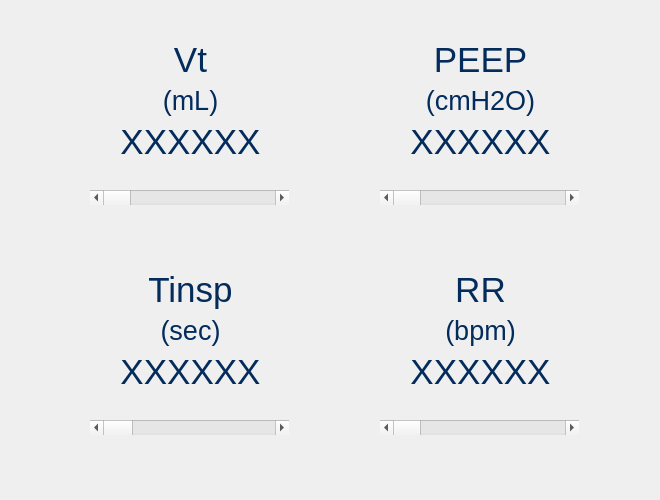
Old version of the form python/settingsWidget.ui in the repository AnnaToschi/ventilator-control.
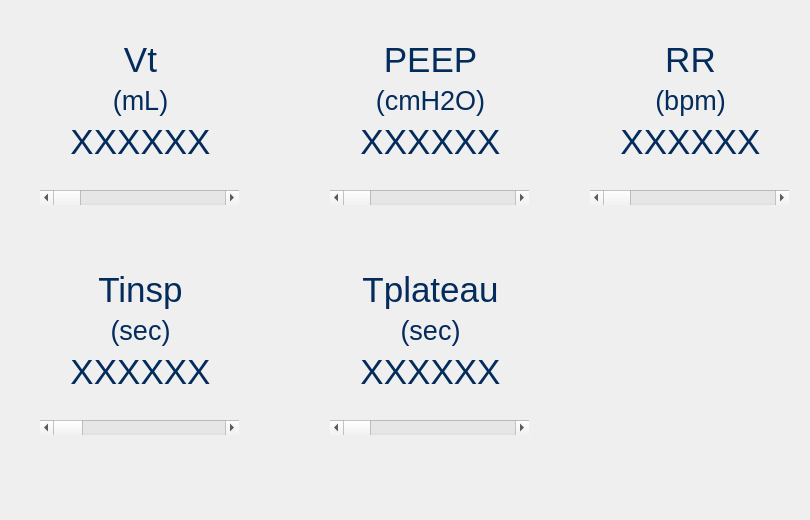
New version of the form.

Commit message: Add Tplateau to volume control

The edit to the form file:
```diff
--- a/python/settingsWidget.ui
+++ b/python/settingsWidget.ui
@@ -6,18 +6,18 @@
    <rect>
     <x>0</x>
     <y>0</y>
-    <width>660</width>
-    <height>500</height>
+    <width>810</width>
+    <height>520</height>
    </rect>
   </property>
   <property name="windowTitle">
    <string>Form</string>
   </property>
-  <widget class="QWidget" name="">
+  <widget class="QWidget" name="layoutWidget">
    <property name="geometry">
     <rect>
-     <x>380</x>
-     <y>270</y>
+     <x>590</x>
+     <y>40</y>
      <width>201</width>
      <height>121</height>
     </rect>
@@ -82,10 +82,10 @@
     </item>
    </layout>
   </widget>
-  <widget class="QWidget" name="">
+  <widget class="QWidget" name="layoutWidget">
    <property name="geometry">
     <rect>
-     <x>90</x>
+     <x>40</x>
      <y>270</y>
      <width>201</width>
      <height>121</height>
@@ -151,10 +151,10 @@
     </item>
    </layout>
   </widget>
-  <widget class="QWidget" name="">
+  <widget class="QWidget" name="layoutWidget">
    <property name="geometry">
     <rect>
-     <x>380</x>
+     <x>330</x>
      <y>40</y>
      <width>201</width>
      <height>121</height>
@@ -220,10 +220,10 @@
     </item>
    </layout>
   </widget>
-  <widget class="QWidget" name="">
+  <widget class="QWidget" name="layoutWidget">
    <property name="geometry">
     <rect>
-     <x>90</x>
+     <x>40</x>
      <y>40</y>
      <width>201</width>
      <height>121</height>
@@ -292,7 +292,7 @@
   <widget class="QScrollBar" name="setTinspScrollBar">
    <property name="geometry">
     <rect>
-     <x>90</x>
+     <x>40</x>
      <y>420</y>
      <width>199</width>
      <height>15</height>
@@ -314,8 +314,8 @@
   <widget class="QScrollBar" name="setRRScrollBar">
    <property name="geometry">
     <rect>
-     <x>380</x>
-     <y>420</y>
+     <x>590</x>
+     <y>190</y>
      <width>199</width>
      <height>15</height>
     </rect>
@@ -327,7 +327,7 @@
   <widget class="QScrollBar" name="setVtScrollBar">
    <property name="geometry">
     <rect>
-     <x>90</x>
+     <x>40</x>
      <y>190</y>
      <width>199</width>
      <height>15</height>
@@ -340,7 +340,7 @@
   <widget class="QScrollBar" name="setPEEPScrollBar">
    <property name="geometry">
     <rect>
-     <x>380</x>
+     <x>330</x>
      <y>190</y>
      <width>199</width>
      <height>15</height>
@@ -350,6 +350,88 @@
     <enum>Qt::Horizontal</enum>
    </property>
   </widget>
+  <widget class="QWidget" name="layoutWidget_2">
+   <property name="geometry">
+    <rect>
+     <x>330</x>
+     <y>270</y>
+     <width>201</width>
+     <height>121</height>
+    </rect>
+   </property>
+   <layout class="QVBoxLayout" name="verticalLayout_11">
+    <item>
+     <widget class="QLabel" name="Tplateau_label_set">
+      <property name="font">
+       <font>
+        <family>Arial</family>
+        <pointsize>26</pointsize>
+       </font>
+      </property>
+      <property name="styleSheet">
+       <string notr="true">color: rgb(3, 43, 91);</string>
+      </property>
+      <property name="text">
+       <string>Tplateau</string>
+      </property>
+      <property name="alignment">
+       <set>Qt::AlignCenter</set>
+      </property>
+     </widget>
+    </item>
+    <item>
+     <widget class="QLabel" name="setTplateau_units">
+      <property name="font">
+       <font>
+        <family>Arial</family>
+        <pointsize>20</pointsize>
+       </font>
+      </property>
+      <property name="styleSheet">
+       <string notr="true">color: rgb(3, 43, 91);</string>
+      </property>
+      <property name="text">
+       <string>(sec)</string>
+      </property>
+      <property name="alignment">
+       <set>Qt::AlignCenter</set>
+      </property>
+     </widget>
+    </item>
+    <item>
+     <widget class="QLabel" name="setTplateauvar_setting">
+      <property name="font">
+       <font>
+        <family>Arial</family>
+        <pointsize>26</pointsize>
+       </font>
+      </property>
+      <property name="styleSheet">
+       <string notr="true">color: rgb(3, 43, 91);</string>
+      </property>
+      <property name="text">
+       <string>XXXXXX</string>
+      </property>
+      <property name="alignment">
+       <set>Qt::AlignCenter</set>
+      </property>
+     </widget>
+    </item>
+   </layout>
+  </widget>
+  <widget class="QScrollBar" name="setTplateauScrollBar">
+   <property name="geometry">
+    <rect>
+     <x>330</x>
+     <y>420</y>
+     <width>199</width>
+     <height>15</height>
+    </rect>
+   </property>
+   <property name="orientation">
+    <enum>Qt::Horizontal</enum>
+   </property>
+  </widget>
  </widget>
  <resources/>
  <connections/>
```
The commit also changes 4 other files.
